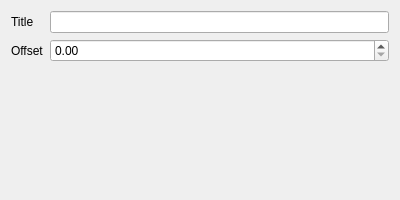
3nids/QGIS, file src/ui/qgsdigitizingguidetooluserinputwidget.ui: the form before one commit.
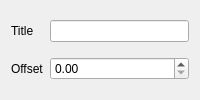
The form after the commit.

Commit message: widget ok + snapping ok

Diff of the .ui file:
```diff
--- a/src/ui/qgsdigitizingguidetooluserinputwidget.ui
+++ b/src/ui/qgsdigitizingguidetooluserinputwidget.ui
@@ -6,23 +6,29 @@
    <rect>
     <x>0</x>
     <y>0</y>
-    <width>400</width>
-    <height>200</height>
+    <width>200</width>
+    <height>100</height>
    </rect>
   </property>
   <property name="minimumSize">
    <size>
-    <width>400</width>
-    <height>200</height>
+    <width>200</width>
+    <height>100</height>
    </size>
   </property>
   <property name="windowTitle">
    <string>Form</string>
   </property>
+  <property name="autoFillBackground">
+   <bool>true</bool>
+  </property>
   <layout class="QGridLayout" name="gridLayout">
    <item row="0" column="1">
     <widget class="QLineEdit" name="mTitleLineEdit"/>
    </item>
+   <item row="1" column="1">
+    <widget class="QDoubleSpinBox" name="mOffsetSpinBox"/>
+   </item>
    <item row="0" column="0">
     <widget class="QLabel" name="label">
      <property name="text">
@@ -37,22 +43,6 @@
      </property>
     </widget>
    </item>
-   <item row="1" column="1">
-    <widget class="QDoubleSpinBox" name="mOffsetSpinBox"/>
-   </item>
-   <item row="2" column="1">
-    <spacer name="verticalSpacer">
-     <property name="orientation">
-      <enum>Qt::Vertical</enum>
-     </property>
-     <property name="sizeHint" stdset="0">
-      <size>
-       <width>20</width>
-       <height>40</height>
-      </size>
-     </property>
-    </spacer>
-   </item>
   </layout>
  </widget>
  <resources/>
```
The commit also changes 1 other file.
